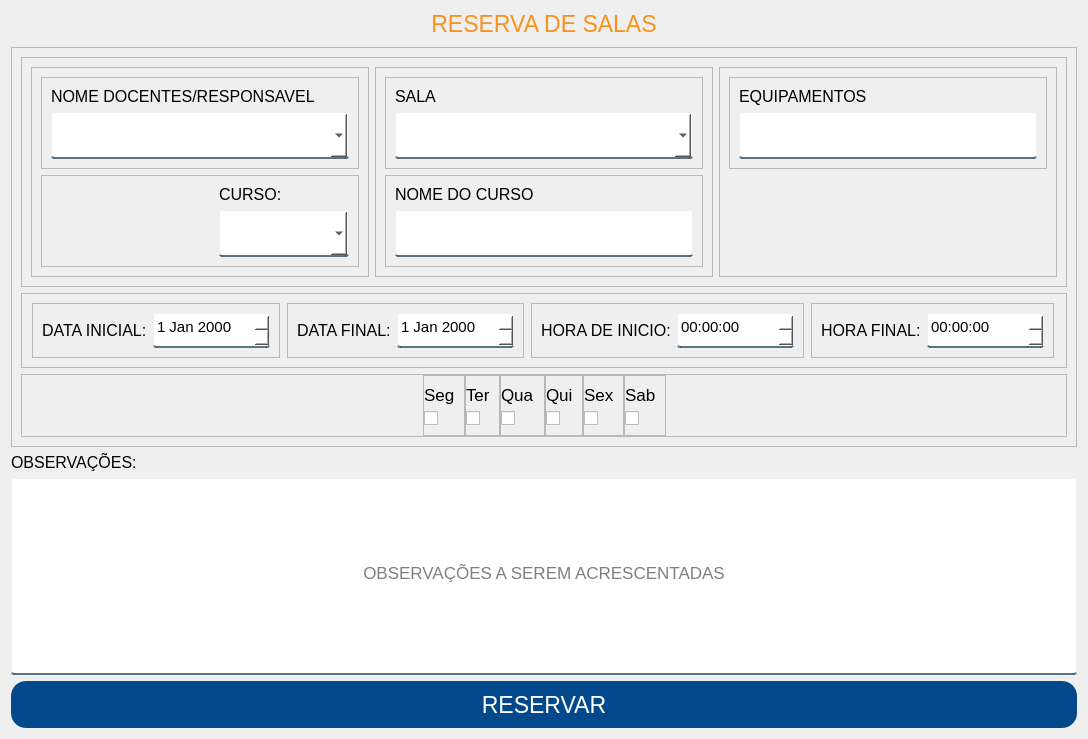
The window that App/view/ui/reserva.ui (Senac-SOR-ADS/Mapa-de-Sala) describes before a commit, drawn with Qt 5.
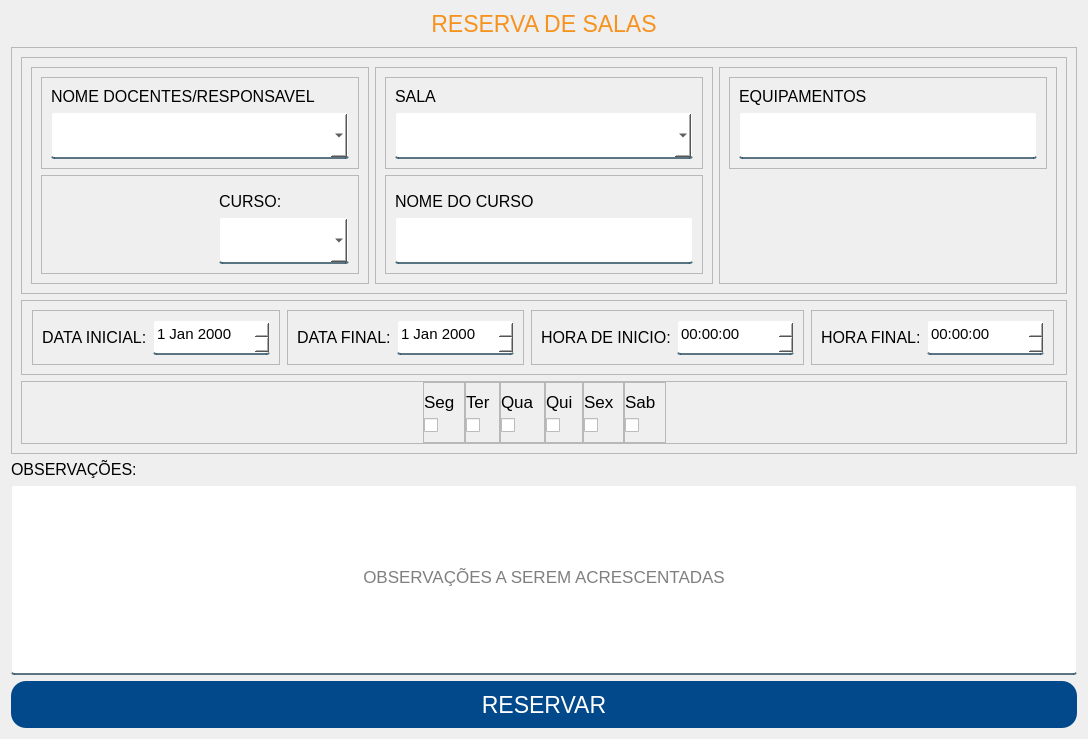
The same window after the commit.

Commit message:
Melhoria na reserva
Melhoria no layout e campo da tela de reserva, apenas necessário corrigir o espaçamento entre os campos

What changed in the file:
```diff
--- a/App/view/ui/reserva.ui
+++ b/App/view/ui/reserva.ui
@@ -206,6 +206,19 @@
                <enum>QFrame::Raised</enum>
               </property>
               <layout class="QVBoxLayout" name="verticalLayout_5">
+               <item>
+                <spacer name="verticalSpacer_3">
+                 <property name="orientation">
+                  <enum>Qt::Vertical</enum>
+                 </property>
+                 <property name="sizeHint" stdset="0">
+                  <size>
+                   <width>20</width>
+                   <height>40</height>
+                  </size>
+                 </property>
+                </spacer>
+               </item>
                <item alignment="Qt::AlignRight">
                 <widget class="QLabel" name="label_2">
                  <property name="sizePolicy">
@@ -228,6 +241,9 @@
                  <property name="text">
                   <string>CURSO:</string>
                  </property>
+                 <property name="alignment">
+                  <set>Qt::AlignBottom|Qt::AlignLeading|Qt::AlignLeft</set>
+                 </property>
                 </widget>
                </item>
                <item alignment="Qt::AlignRight">
@@ -338,6 +354,19 @@
                <enum>QFrame::Raised</enum>
               </property>
               <layout class="QVBoxLayout" name="verticalLayout_3">
+               <item>
+                <spacer name="verticalSpacer_2">
+                 <property name="orientation">
+                  <enum>Qt::Vertical</enum>
+                 </property>
+                 <property name="sizeHint" stdset="0">
+                  <size>
+                   <width>20</width>
+                   <height>40</height>
+                  </size>
+                 </property>
+                </spacer>
+               </item>
                <item>
                 <widget class="QLabel" name="label_6">
                  <property name="font">
@@ -1023,15 +1052,15 @@
    <item>
     <widget class="QLineEdit" name="observacaoReserva">
      <property name="sizePolicy">
-      <sizepolicy hsizetype="Expanding" vsizetype="Expanding">
+      <sizepolicy hsizetype="Expanding" vsizetype="Preferred">
        <horstretch>0</horstretch>
        <verstretch>0</verstretch>
       </sizepolicy>
      </property>
      <property name="minimumSize">
       <size>
-       <width>648</width>
-       <height>25</height>
+       <width>300</width>
+       <height>190</height>
       </size>
      </property>
      <property name="font">
```
Left out of the diff: 2 changed lines with no effect on the pictures.
